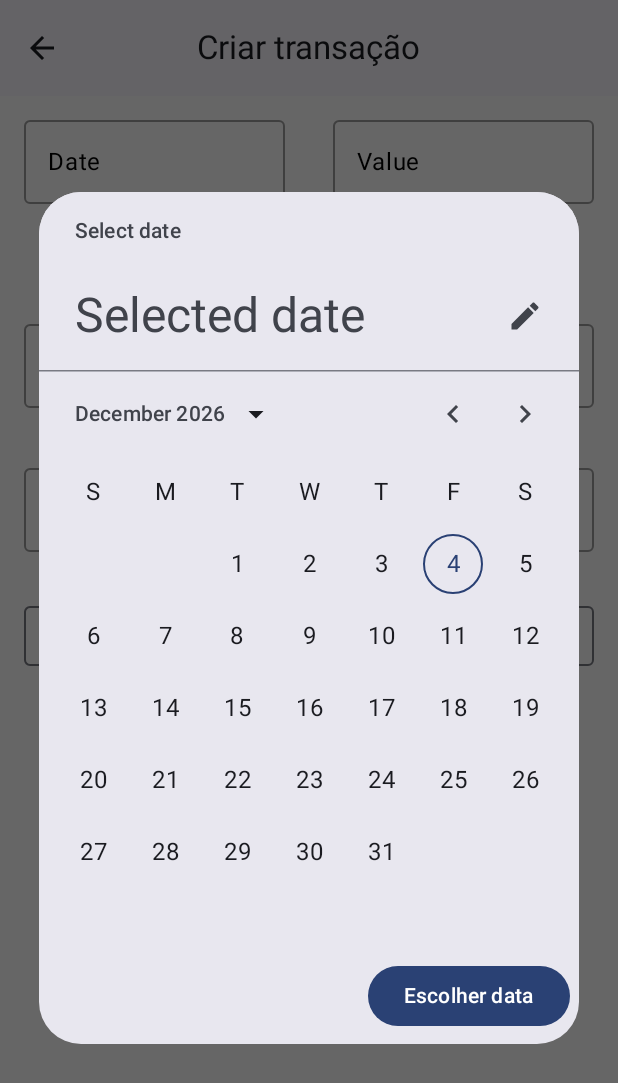
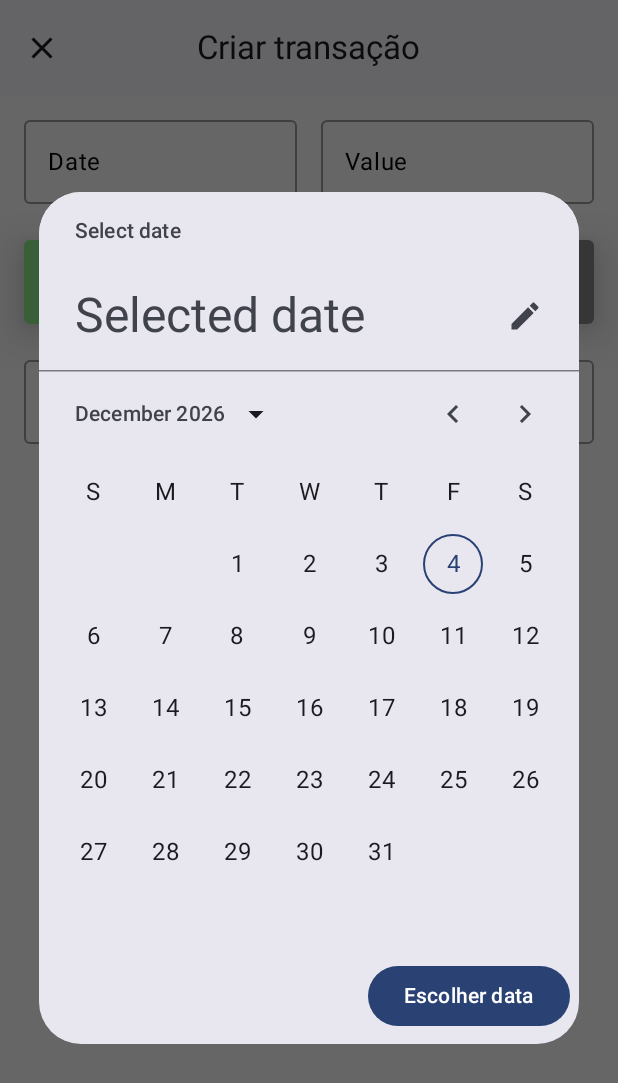
Before and after one commit to andreesperanca/camisa_nove, an Android app built with Jetpack Compose: the @Preview function BottomSheetCreateFinancePreview, on a phone screen of 412 x 824 dp. Shown: the top 1083 px of the screen. Run offline under Robolectric (Android 15) with nearby library versions, the phone set to English and light mode, and no system bars.

Commit message:
feat: bottom sheet adjustements

```diff
--- a/feature_manager/src/main/java/com/andreesperanca/feature_manager/screens/finance/BottomSheetCreateFinance.kt
+++ b/feature_manager/src/main/java/com/andreesperanca/feature_manager/screens/finance/BottomSheetCreateFinance.kt
@@ -1,21 +1,18 @@
 package com.andreesperanca.feature_manager.screens.finance
 
-import androidx.compose.foundation.gestures.ScrollableState
-import androidx.compose.foundation.gestures.scrollable
-import androidx.compose.foundation.layout.Arrangement
 import androidx.compose.foundation.layout.Column
 import androidx.compose.foundation.layout.PaddingValues
 import androidx.compose.foundation.layout.Row
+import androidx.compose.foundation.layout.Spacer
 import androidx.compose.foundation.layout.fillMaxWidth
 import androidx.compose.foundation.layout.padding
 import androidx.compose.foundation.layout.widthIn
 import androidx.compose.foundation.rememberScrollState
-import androidx.compose.foundation.selection.selectableGroup
 import androidx.compose.foundation.verticalScroll
+import androidx.compose.material.ExperimentalMaterialApi
 import androidx.compose.material.OutlinedTextField
-import androidx.compose.material.RadioButton
 import androidx.compose.material.icons.Icons
-import androidx.compose.material.icons.filled.ArrowBack
+import androidx.compose.material.icons.filled.Close
 import androidx.compose.material3.Button
 import androidx.compose.material3.CenterAlignedTopAppBar
 import androidx.compose.material3.DatePicker
@@ -35,13 +32,11 @@ import androidx.compose.ui.Modifier
 import androidx.compose.ui.focus.FocusRequester
 import androidx.compose.ui.focus.onFocusEvent
 import androidx.compose.ui.platform.LocalFocusManager
-import androidx.compose.ui.semantics.contentDescription
-import androidx.compose.ui.semantics.semantics
 import androidx.compose.ui.text.style.TextOverflow
 import androidx.compose.ui.tooling.preview.Preview
 import androidx.compose.ui.unit.dp
 import com.andreesperanca.ui_components.components.buttons.DefaultButton
-import com.andreesperanca.ui_components.components.texts.TitleMedium
+import com.andreesperanca.ui_components.components.radio_button.RadioButtonDefault
 import com.andreesperanca.ui_components.theme.CamisaNoveTheme
 import java.text.SimpleDateFormat
 import java.util.Date
@@ -51,13 +46,14 @@ import java.util.TimeZone
 
 @OptIn(ExperimentalMaterial3Api::class)
 @Composable
-fun BottomSheetCreateFinance(modifier: Modifier = Modifier) {
+fun BottomSheetCreateFinance(
+    modifier: Modifier = Modifier,
+    closeClick: () -> Unit)
+{
     Column(
         modifier = modifier
-            .verticalScroll(state = rememberScrollState())
-        ,
-        horizontalAlignment = Alignment.CenterHorizontally
-    )
+            .verticalScroll(state = rememberScrollState()),
+        horizontalAlignment = Alignment.CenterHorizontally)
     {
 
 //        val focusRequester = remember { FocusRequester() }
@@ -75,7 +71,6 @@ fun BottomSheetCreateFinance(modifier: Modifier = Modifier) {
         }
 
         var titleValue by remember { mutableStateOf("") }
-        var descriptionValue by remember { mutableStateOf("") }
         var transitionValue by remember { mutableStateOf("") }
 
         CenterAlignedTopAppBar(
@@ -88,10 +83,10 @@ fun BottomSheetCreateFinance(modifier: Modifier = Modifier) {
             },
             navigationIcon = {
                 IconButton(onClick = {
-                    showDatePickerDialog = !showDatePickerDialog
+                    closeClick()
                 }) {
                     Icon(
-                        imageVector = Icons.Filled.ArrowBack,
+                        imageVector = Icons.Filled.Close,
                         contentDescription = "Localized description"
                     )
                 }
@@ -126,7 +121,7 @@ fun BottomSheetCreateFinance(modifier: Modifier = Modifier) {
                 value = selectedDate,
                 onValueChange = { },
                 Modifier
-                    .padding(horizontal = 16.dp, vertical = 8.dp)
+                    .padding(start = 16.dp, top = 8.dp, bottom = 8.dp)
                     .onFocusEvent {
                         if (it.isFocused) {
                             showDatePickerDialog = !showDatePickerDialog
@@ -141,9 +136,11 @@ fun BottomSheetCreateFinance(modifier: Modifier = Modifier) {
                 singleLine = true,
             )
 
+            Spacer(modifier = Modifier.padding(8.dp))
+
             OutlinedTextField(
                 modifier = Modifier
-                    .padding(vertical = 8.dp, horizontal = 16.dp)
+                    .padding(end = 16.dp, top = 8.dp, bottom = 8.dp)
                     .widthIn(80.dp)
                     .weight(0.5f),
                 value = transitionValue,
@@ -157,31 +154,8 @@ fun BottomSheetCreateFinance(modifier: Modifier = Modifier) {
 
 
         }
-
-        Row(
-            modifier = Modifier.fillMaxWidth()
-        ) {
-            Row(
-                Modifier
-                    .fillMaxWidth()
-                    .selectableGroup(),
-                verticalAlignment = Alignment.CenterVertically,
-                horizontalArrangement = Arrangement.Center
-            ) {
-                Text(text = "Despesa")
-                RadioButton(
-                    selected = state,
-                    onClick = { state = true },
-                    modifier = Modifier.semantics { contentDescription = "Localized Description" }
-                )
-                Text(text = "Receita")
-                RadioButton(
-                    selected = !state,
-                    onClick = { state = false },
-                    modifier = Modifier.semantics { contentDescription = "Localized Description" }
-                )
-            }
-        }
+        Spacer(modifier = Modifier.padding(8.dp))
+        RadioButtonDefault()
 
         OutlinedTextField(modifier = Modifier
             .fillMaxWidth()
@@ -190,27 +164,16 @@ fun BottomSheetCreateFinance(modifier: Modifier = Modifier) {
             onValueChange = {
                 titleValue = it
             },
-            label = { Text(text = "Title") },
+            label = { Text(text = "Description transaction") },
             singleLine = true,
             placeholder = { Text(text = "Enter with title") },
         )
 
-        OutlinedTextField(
+        DefaultButton(
             modifier = Modifier
-                .fillMaxWidth()
-                .padding(16.dp),
-            value = descriptionValue,
-            onValueChange = {
-                descriptionValue = it
-            },
-            singleLine = true,
-            label = { Text(text = "Subtitle") },
-            placeholder = { Text(text = "Enter with subtitle") },
-        )
-
-        DefaultButton(modifier = Modifier
             .fillMaxWidth()
-            .padding(paddingValues = PaddingValues(16.dp))
+            .padding(paddingValues = PaddingValues(16.dp)),
+            onClickCta = {}
         )
     }
 }
@@ -219,7 +182,7 @@ fun BottomSheetCreateFinance(modifier: Modifier = Modifier) {
 @Composable
 fun BottomSheetCreateFinancePreview() {
     CamisaNoveTheme() {
-        BottomSheetCreateFinance()
+        BottomSheetCreateFinance(closeClick = {})
     }
 }
 
--- a/feature_manager/src/main/java/com/andreesperanca/feature_manager/screens/finance/FinanceContent.kt
+++ b/feature_manager/src/main/java/com/andreesperanca/feature_manager/screens/finance/FinanceContent.kt
@@ -67,7 +67,11 @@ fun FinanceContent(modifier: Modifier = Modifier) {
             topEnd = 16.dp
         ),
         sheetContent = {
-            BottomSheetCreateFinance()
+            BottomSheetCreateFinance(closeClick = {
+                coroutineScope.launch {
+                    sheetState.hide()
+                }
+            })
         }
     ) {
         Column(modifier = modifier.fillMaxSize()) {
--- a/ui_components/src/main/java/com/andreesperanca/ui_components/components/buttons/DefaultButton.kt
+++ b/ui_components/src/main/java/com/andreesperanca/ui_components/components/buttons/DefaultButton.kt
@@ -1,26 +1,49 @@
 package com.andreesperanca.ui_components.components.buttons
 
+import androidx.compose.foundation.border
+import androidx.compose.foundation.layout.Column
+import androidx.compose.foundation.layout.PaddingValues
+import androidx.compose.foundation.layout.fillMaxWidth
+import androidx.compose.foundation.layout.padding
+import androidx.compose.foundation.layout.wrapContentHeight
+import androidx.compose.foundation.layout.wrapContentWidth
+import androidx.compose.foundation.shape.RoundedCornerShape
+import androidx.compose.material3.Button
+import androidx.compose.material3.ButtonColors
+import androidx.compose.material3.ButtonDefaults
+import androidx.compose.material3.MaterialTheme
 import androidx.compose.material3.OutlinedButton
+import androidx.compose.material3.ShapeDefaults
 import androidx.compose.material3.Shapes
+import androidx.compose.material3.Surface
 import androidx.compose.material3.Text
 import androidx.compose.runtime.Composable
 import androidx.compose.ui.Modifier
+import androidx.compose.ui.graphics.Color
+import androidx.compose.ui.graphics.RectangleShape
 import androidx.compose.ui.tooling.preview.Preview
+import androidx.compose.ui.unit.dp
 import com.andreesperanca.ui_components.components.texts.TitleMedium
 import com.andreesperanca.ui_components.theme.CamisaNoveTheme
 
 @Composable
-fun DefaultButton(modifier: Modifier = Modifier) {
-    OutlinedButton(
-        modifier = modifier,
-        shape = Shapes().extraSmall,
-        onClick = {
-
-        },
-
-    ) {
-        TitleMedium(text = "Confirmar")
-
+fun DefaultButton(
+    modifier: Modifier = Modifier,
+    onClickCta: () -> Unit
+) {
+    Button(
+        shape = RoundedCornerShape(4.dp),
+        modifier = modifier
+            .wrapContentWidth(),
+        elevation = ButtonDefaults.buttonElevation(),
+        colors = ButtonDefaults.buttonColors(containerColor = MaterialTheme.colorScheme.primary),
+        onClick = { onClickCta() } )
+    {
+        TitleMedium(
+            titleColor = Color.White,
+            modifier = Modifier.padding(PaddingValues(8.dp)),
+            text = "Create Transaction"
+        )
     }
 }
 
@@ -28,6 +51,6 @@ fun DefaultButton(modifier: Modifier = Modifier) {
 @Composable
 fun DefaultButtonPreview() {
     CamisaNoveTheme {
-        DefaultButton()
+        DefaultButton(onClickCta = {})
     }
 }
--- /dev/null
+++ b/ui_components/src/main/java/com/andreesperanca/ui_components/components/radio_button/RadioButtonDefault.kt
@@ -0,0 +1,118 @@
+package com.andreesperanca.ui_components.components.radio_button
+
+import androidx.compose.foundation.background
+import androidx.compose.foundation.layout.Box
+import androidx.compose.foundation.layout.PaddingValues
+import androidx.compose.foundation.layout.Row
+import androidx.compose.foundation.layout.Spacer
+import androidx.compose.foundation.layout.fillMaxWidth
+import androidx.compose.foundation.layout.padding
+import androidx.compose.foundation.layout.wrapContentHeight
+import androidx.compose.foundation.shape.RoundedCornerShape
+import androidx.compose.material3.Card
+import androidx.compose.material3.CardDefaults
+import androidx.compose.material3.ExperimentalMaterial3Api
+import androidx.compose.material3.Surface
+import androidx.compose.runtime.Composable
+import androidx.compose.runtime.mutableStateOf
+import androidx.compose.runtime.remember
+import androidx.compose.ui.Alignment
+import androidx.compose.ui.Modifier
+import androidx.compose.ui.graphics.Color
+import androidx.compose.ui.graphics.RectangleShape
+import androidx.compose.ui.tooling.preview.Preview
+import androidx.compose.ui.unit.dp
+import com.andreesperanca.ui_components.components.texts.TitleMedium
+import com.andreesperanca.ui_components.theme.CamisaNoveTheme
+
+@OptIn(ExperimentalMaterial3Api::class)
+@Composable
+fun RadioButtonDefault(
+    modifier: Modifier = Modifier
+) {
+
+    var isChecked = remember { mutableStateOf(true) }
+
+    val revenueColor: Color
+    val expenseColor: Color
+
+    if (isChecked.value) {
+        revenueColor = Color(0xFF90EE90)
+        expenseColor = Color.Gray
+    } else {
+        revenueColor = Color.Gray
+        expenseColor = Color(0xFFFF6B6B)
+    }
+
+    Row(
+        modifier = modifier
+            .fillMaxWidth()
+            .wrapContentHeight()
+    ) {
+        Card(
+            shape = RoundedCornerShape(4.dp),
+            modifier = Modifier
+                .weight(0.5f)
+                .wrapContentHeight()
+                .padding(start = 16.dp),
+            colors = CardDefaults.cardColors(containerColor = revenueColor),
+            elevation = CardDefaults.cardElevation(defaultElevation = 16.dp),
+            onClick = {
+                isChecked.value = !isChecked.value
+            }
+        )
+        {
+            Box(
+                modifier = Modifier
+                    .fillMaxWidth()
+                    .padding(PaddingValues(16.dp))
+            ) {
+                TitleMedium(
+                    modifier = Modifier
+                        .align(Alignment.Center)
+                        .background(Color.Transparent),
+                    text = "Receita",
+                    titleColor = Color.White
+                )
+            }
+        }
+
+        Spacer(modifier = Modifier.padding(8.dp))
+
+        Card(shape = RoundedCornerShape(4.dp),
+            modifier = Modifier
+                .padding(end = 16.dp)
+                .weight(0.5f)
+                .wrapContentHeight(),
+            colors = CardDefaults.cardColors(containerColor = expenseColor),
+            elevation = CardDefaults.cardElevation(defaultElevation = 16.dp),
+            onClick = {
+                isChecked.value = !isChecked.value
+            }
+        )
+        {
+            Box(
+                modifier = Modifier
+                    .fillMaxWidth()
+                    .padding(paddingValues = PaddingValues(16.dp))
+                    .background(Color.Transparent)
+            ) {
+                TitleMedium(
+                    modifier = Modifier
+                        .align(Alignment.Center),
+                    text = "Despesa",
+                    titleColor = Color.White
+                )
+            }
+        }
+    }
+}
+
+
+@Preview(showBackground = true)
+@Composable
+fun RadioButtonDefaultPreview() {
+    CamisaNoveTheme {
+        RadioButtonDefault()
+    }
+}
--- a/ui_components/src/main/java/com/andreesperanca/ui_components/components/texts/TitleMedium.kt
+++ b/ui_components/src/main/java/com/andreesperanca/ui_components/components/texts/TitleMedium.kt
@@ -13,12 +13,14 @@ import androidx.compose.ui.unit.sp
 @Composable
 fun TitleMedium(
     modifier: Modifier = Modifier,
-    text: String) {
+    text: String,
+    titleColor: Color = Color(0xFF1D1B20)
+    ) {
     Text(
         modifier = modifier,
         fontSize = 18.sp,
         fontWeight = FontWeight.Medium,
-        color = Color(0xFF1D1B20),
+        color = titleColor,
         text = text
     )
 }
```
